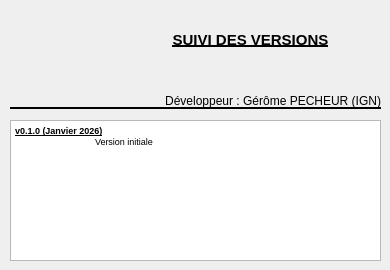
IGNF/altibonne-qgis-plugin, file aproposde.ui: the form before one commit.
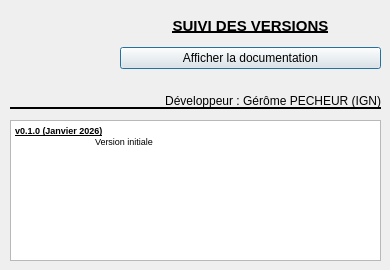
The form after the commit. Icons and pictures are not drawn.

```diff
--- a/aproposde.ui
+++ b/aproposde.ui
@@ -132,6 +132,13 @@
       </property>
      </widget>
     </item>
+    <item>
+     <widget class="QPushButton" name="pushButtonAffichedoc">
+      <property name="text">
+       <string>Afficher la documentation</string>
+      </property>
+     </widget>
+    </item>
    </layout>
   </widget>
  </widget>
```
